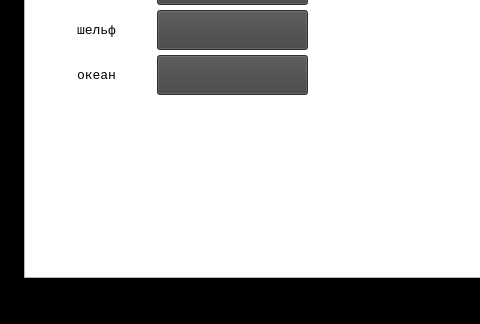
Nikita-080/God-of-pixels-3, file mainwindow.ui: the form before one commit; both pictures show x 0 to 480 and y 311 to 635 of the 1492 by 635 pixel window.
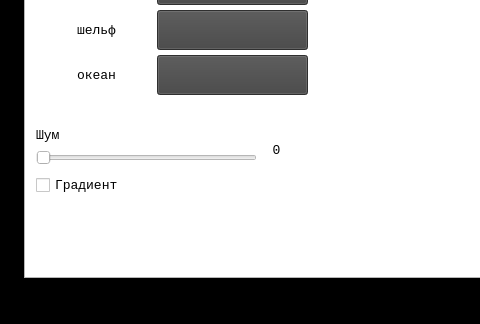
The form after the commit. The open tabs and pages were chosen to show the change.

What changed in the file:
```diff
--- a/mainwindow.ui
+++ b/mainwindow.ui
@@ -3812,6 +3812,485 @@
        <string>Цвета</string>
       </property>
      </widget>
+     <widget class="QSlider" name="horizontalSlider_5">
+      <property name="geometry">
+       <rect>
+        <x>10</x>
+        <y>440</y>
+        <width>221</width>
+        <height>16</height>
+       </rect>
+      </property>
+      <property name="palette">
+       <palette>
+        <active>
+         <colorrole role="Button">
+          <brush brushstyle="SolidPattern">
+           <color alpha="255">
+            <red>255</red>
+            <green>255</green>
+            <blue>255</blue>
+           </color>
+          </brush>
+         </colorrole>
+         <colorrole role="Base">
+          <brush brushstyle="SolidPattern">
+           <color alpha="255">
+            <red>255</red>
+            <green>255</green>
+            <blue>255</blue>
+           </color>
+          </brush>
+         </colorrole>
+         <colorrole role="Window">
+          <brush brushstyle="SolidPattern">
+           <color alpha="255">
+            <red>255</red>
+            <green>255</green>
+            <blue>255</blue>
+           </color>
+          </brush>
+         </colorrole>
+         <colorrole role="Highlight">
+          <brush brushstyle="SolidPattern">
+           <color alpha="255">
+            <red>0</red>
+            <green>255</green>
+            <blue>0</blue>
+           </color>
+          </brush>
+         </colorrole>
+        </active>
+        <inactive>
+         <colorrole role="Button">
+          <brush brushstyle="SolidPattern">
+           <color alpha="255">
+            <red>255</red>
+            <green>255</green>
+            <blue>255</blue>
+           </color>
+          </brush>
+         </colorrole>
+         <colorrole role="Base">
+          <brush brushstyle="SolidPattern">
+           <color alpha="255">
+            <red>255</red>
+            <green>255</green>
+            <blue>255</blue>
+           </color>
+          </brush>
+         </colorrole>
+         <colorrole role="Window">
+          <brush brushstyle="SolidPattern">
+           <color alpha="255">
+            <red>255</red>
+            <green>255</green>
+            <blue>255</blue>
+           </color>
+          </brush>
+         </colorrole>
+         <colorrole role="Highlight">
+          <brush brushstyle="SolidPattern">
+           <color alpha="255">
+            <red>0</red>
+            <green>255</green>
+            <blue>0</blue>
+           </color>
+          </brush>
+         </colorrole>
+        </inactive>
+        <disabled>
+         <colorrole role="Button">
+          <brush brushstyle="SolidPattern">
+           <color alpha="255">
+            <red>255</red>
+            <green>255</green>
+            <blue>255</blue>
+           </color>
+          </brush>
+         </colorrole>
+         <colorrole role="Base">
+          <brush brushstyle="SolidPattern">
+           <color alpha="255">
+            <red>255</red>
+            <green>255</green>
+            <blue>255</blue>
+           </color>
+          </brush>
+         </colorrole>
+         <colorrole role="Window">
+          <brush brushstyle="SolidPattern">
+           <color alpha="255">
+            <red>255</red>
+            <green>255</green>
+            <blue>255</blue>
+           </color>
+          </brush>
+         </colorrole>
+         <colorrole role="Highlight">
+          <brush brushstyle="SolidPattern">
+           <color alpha="255">
+            <red>0</red>
+            <green>120</green>
+            <blue>215</blue>
+           </color>
+          </brush>
+         </colorrole>
+        </disabled>
+       </palette>
+      </property>
+      <property name="minimum">
+       <number>0</number>
+      </property>
+      <property name="maximum">
+       <number>100</number>
+      </property>
+      <property name="value">
+       <number>0</number>
+      </property>
+      <property name="orientation">
+       <enum>Qt::Horizontal</enum>
+      </property>
+      <property name="invertedAppearance">
+       <bool>false</bool>
+      </property>
+      <property name="invertedControls">
+       <bool>false</bool>
+      </property>
+     </widget>
+     <widget class="QLabel" name="label_47">
+      <property name="geometry">
+       <rect>
+        <x>10</x>
+        <y>410</y>
+        <width>171</width>
+        <height>31</height>
+       </rect>
+      </property>
+      <property name="palette">
+       <palette>
+        <active>
+         <colorrole role="Button">
+          <brush brushstyle="SolidPattern">
+           <color alpha="255">
+            <red>255</red>
+            <green>255</green>
+            <blue>255</blue>
+           </color>
+          </brush>
+         </colorrole>
+         <colorrole role="Base">
+          <brush brushstyle="SolidPattern">
+           <color alpha="255">
+            <red>255</red>
+            <green>255</green>
+            <blue>255</blue>
+           </color>
+          </brush>
+         </colorrole>
+         <colorrole role="Window">
+          <brush brushstyle="SolidPattern">
+           <color alpha="255">
+            <red>255</red>
+            <green>255</green>
+            <blue>255</blue>
+           </color>
+          </brush>
+         </colorrole>
+        </active>
+        <inactive>
+         <colorrole role="Button">
+          <brush brushstyle="SolidPattern">
+           <color alpha="255">
+            <red>255</red>
+            <green>255</green>
+            <blue>255</blue>
+           </color>
+          </brush>
+         </colorrole>
+         <colorrole role="Base">
+          <brush brushstyle="SolidPattern">
+           <color alpha="255">
+            <red>255</red>
+            <green>255</green>
+            <blue>255</blue>
+           </color>
+          </brush>
+         </colorrole>
+         <colorrole role="Window">
+          <brush brushstyle="SolidPattern">
+           <color alpha="255">
+            <red>255</red>
+            <green>255</green>
+            <blue>255</blue>
+           </color>
+          </brush>
+         </colorrole>
+        </inactive>
+        <disabled>
+         <colorrole role="Button">
+          <brush brushstyle="SolidPattern">
+           <color alpha="255">
+            <red>255</red>
+            <green>255</green>
+            <blue>255</blue>
+           </color>
+          </brush>
+         </colorrole>
+         <colorrole role="Base">
+          <brush brushstyle="SolidPattern">
+           <color alpha="255">
+            <red>255</red>
+            <green>255</green>
+            <blue>255</blue>
+           </color>
+          </brush>
+         </colorrole>
+         <colorrole role="Window">
+          <brush brushstyle="SolidPattern">
+           <color alpha="255">
+            <red>255</red>
+            <green>255</green>
+            <blue>255</blue>
+           </color>
+          </brush>
+         </colorrole>
+        </disabled>
+       </palette>
+      </property>
+      <property name="font">
+       <font>
+        <family>Consolas</family>
+        <pointsize>10</pointsize>
+       </font>
+      </property>
+      <property name="text">
+       <string>Шум</string>
+      </property>
+     </widget>
+     <widget class="QLabel" name="label_48">
+      <property name="geometry">
+       <rect>
+        <x>230</x>
+        <y>430</y>
+        <width>41</width>
+        <height>21</height>
+       </rect>
+      </property>
+      <property name="palette">
+       <palette>
+        <active>
+         <colorrole role="Button">
+          <brush brushstyle="SolidPattern">
+           <color alpha="255">
+            <red>255</red>
+            <green>255</green>
+            <blue>255</blue>
+           </color>
+          </brush>
+         </colorrole>
+         <colorrole role="Base">
+          <brush brushstyle="SolidPattern">
+           <color alpha="255">
+            <red>255</red>
+            <green>255</green>
+            <blue>255</blue>
+           </color>
+          </brush>
+         </colorrole>
+         <colorrole role="Window">
+          <brush brushstyle="SolidPattern">
+           <color alpha="255">
+            <red>255</red>
+            <green>255</green>
+            <blue>255</blue>
+           </color>
+          </brush>
+         </colorrole>
+        </active>
+        <inactive>
+         <colorrole role="Button">
+          <brush brushstyle="SolidPattern">
+           <color alpha="255">
+            <red>255</red>
+            <green>255</green>
+            <blue>255</blue>
+           </color>
+          </brush>
+         </colorrole>
+         <colorrole role="Base">
+          <brush brushstyle="SolidPattern">
+           <color alpha="255">
+            <red>255</red>
+            <green>255</green>
+            <blue>255</blue>
+           </color>
+          </brush>
+         </colorrole>
+         <colorrole role="Window">
+          <brush brushstyle="SolidPattern">
+           <color alpha="255">
+            <red>255</red>
+            <green>255</green>
+            <blue>255</blue>
+           </color>
+          </brush>
+         </colorrole>
+        </inactive>
+        <disabled>
+         <colorrole role="Button">
+          <brush brushstyle="SolidPattern">
+           <color alpha="255">
+            <red>255</red>
+            <green>255</green>
+            <blue>255</blue>
+           </color>
+          </brush>
+         </colorrole>
+         <colorrole role="Base">
+          <brush brushstyle="SolidPattern">
+           <color alpha="255">
+            <red>255</red>
+            <green>255</green>
+            <blue>255</blue>
+           </color>
+          </brush>
+         </colorrole>
+         <colorrole role="Window">
+          <brush brushstyle="SolidPattern">
+           <color alpha="255">
+            <red>255</red>
+            <green>255</green>
+            <blue>255</blue>
+           </color>
+          </brush>
+         </colorrole>
+        </disabled>
+       </palette>
+      </property>
+      <property name="font">
+       <font>
+        <family>Consolas</family>
+        <pointsize>10</pointsize>
+       </font>
+      </property>
+      <property name="text">
+       <string>0</string>
+      </property>
+      <property name="alignment">
+       <set>Qt::AlignCenter</set>
+      </property>
+     </widget>
+     <widget class="QCheckBox" name="checkBox_6">
+      <property name="geometry">
+       <rect>
+        <x>10</x>
+        <y>460</y>
+        <width>131</width>
+        <height>31</height>
+       </rect>
+      </property>
+      <property name="palette">
+       <palette>
+        <active>
+         <colorrole role="Button">
+          <brush brushstyle="SolidPattern">
+           <color alpha="255">
+            <red>255</red>
+            <green>255</green>
+            <blue>255</blue>
+           </color>
+          </brush>
+         </colorrole>
+         <colorrole role="Base">
+          <brush brushstyle="SolidPattern">
+           <color alpha="255">
+            <red>255</red>
+            <green>255</green>
+            <blue>255</blue>
+           </color>
+          </brush>
+         </colorrole>
+         <colorrole role="Window">
+          <brush brushstyle="SolidPattern">
+           <color alpha="255">
+            <red>255</red>
+            <green>255</green>
+            <blue>255</blue>
+           </color>
+          </brush>
+         </colorrole>
+        </active>
+        <inactive>
+         <colorrole role="Button">
+          <brush brushstyle="SolidPattern">
+           <color alpha="255">
+            <red>255</red>
+            <green>255</green>
+            <blue>255</blue>
+           </color>
+          </brush>
+         </colorrole>
+         <colorrole role="Base">
+          <brush brushstyle="SolidPattern">
+           <color alpha="255">
+            <red>255</red>
+            <green>255</green>
+            <blue>255</blue>
+           </color>
+          </brush>
+         </colorrole>
+         <colorrole role="Window">
+          <brush brushstyle="SolidPattern">
+           <color alpha="255">
+            <red>255</red>
+            <green>255</green>
+            <blue>255</blue>
+           </color>
+          </brush>
+         </colorrole>
+        </inactive>
+        <disabled>
+         <colorrole role="Button">
+          <brush brushstyle="SolidPattern">
+           <color alpha="255">
+            <red>255</red>
+            <green>255</green>
+            <blue>255</blue>
+           </color>
+          </brush>
+         </colorrole>
+         <colorrole role="Base">
+          <brush brushstyle="SolidPattern">
+           <color alpha="255">
+            <red>255</red>
+            <green>255</green>
+            <blue>255</blue>
+           </color>
+          </brush>
+         </colorrole>
+         <colorrole role="Window">
+          <brush brushstyle="SolidPattern">
+           <color alpha="255">
+            <red>255</red>
+            <green>255</green>
+            <blue>255</blue>
+           </color>
+          </brush>
+         </colorrole>
+        </disabled>
+       </palette>
+      </property>
+      <property name="font">
+       <font>
+        <family>Consolas</family>
+        <pointsize>10</pointsize>
+       </font>
+      </property>
+      <property name="text">
+       <string>Градиент</string>
+      </property>
+     </widget>
     </widget>
     <widget class="QWidget" name="tab_4">
      <attribute name="title">
```
Left out of the diff: 2 changed lines with no effect on the pictures.
